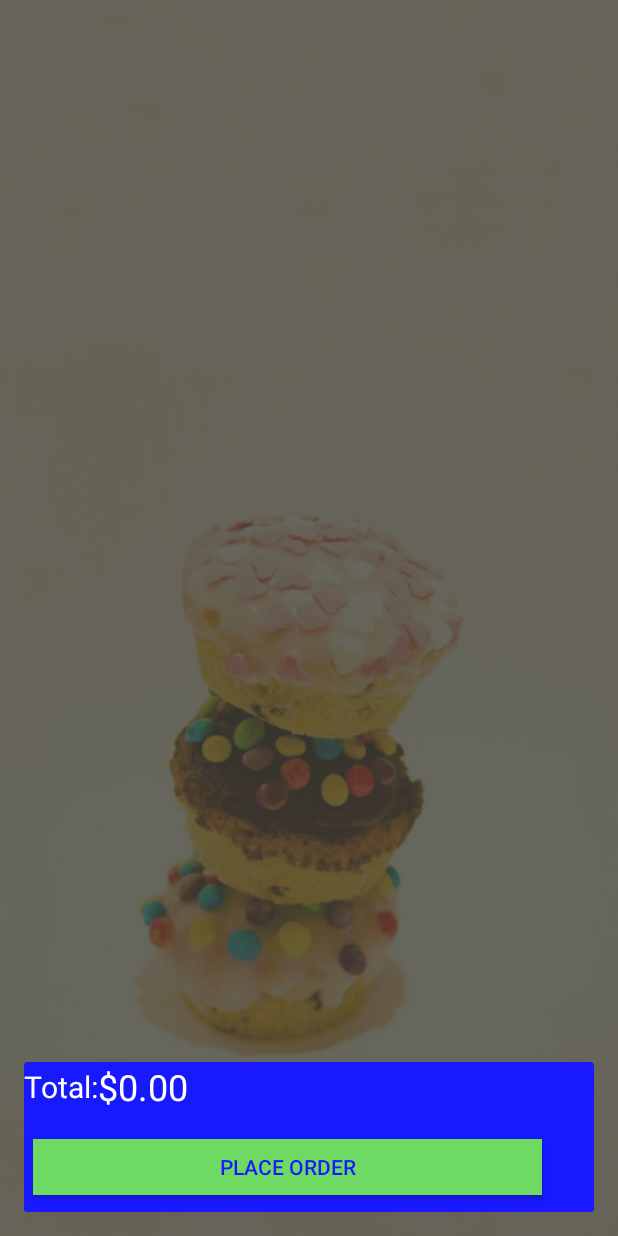
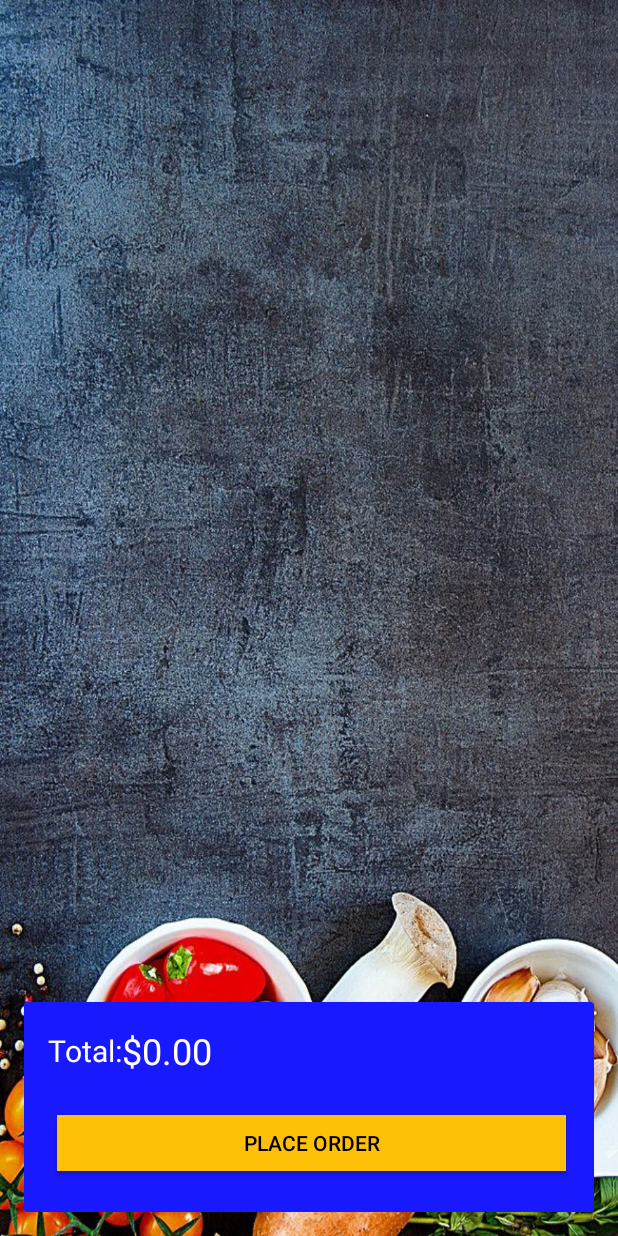
Before and after one commit to tvek/CanteenManagementApp, an Android app: the Cart screen opened directly, with no data from a screen before it, on a phone screen of 412 x 824 dp. Run offline under Robolectric (Android 15) with nearby library versions, the phone set to English and light mode, and no system bars; our stand-ins replace Firebase (no records; nobody signed in at launch, a user with empty details on screens opened directly); libraries missing offline, so code that uses them is left out: com.amulyakhare.textdrawable, com.readystatesoftware.sqliteasset; 3 statements that could not run were skipped.

Commit message:
Background Corrections

```diff
--- a/FoodManagementApp/app/src/main/res/layout/activity_cart.xml
+++ b/FoodManagementApp/app/src/main/res/layout/activity_cart.xml
@@ -4,49 +4,49 @@
     xmlns:tools="http://schemas.android.com/tools"
     android:layout_width="match_parent"
     android:layout_height="match_parent"
-    tools:context=".Cart"
-    android:background="@drawable/my_bg"
+    android:background="@drawable/background_home"
 
-    android:padding="16dp">
+    android:padding="16dp"
+    tools:context=".Cart">
 
     <android.support.v7.widget.RecyclerView
+        android:id="@+id/listCart"
         android:layout_width="match_parent"
         android:layout_height="match_parent"
-        android:id="@+id/listCart"
-        android:background="@android:color/transparent"/>
+        android:background="@android:color/transparent" />
 
     <android.support.v7.widget.CardView
+        android:layout_width="match_parent"
+        android:layout_height="140dp"
         android:layout_alignParentBottom="true"
-            app:cardBackgroundColor="@color/colorPrimary"
-            android:layout_width="match_parent"
-            android:layout_height="100dp">
+        app:cardBackgroundColor="@color/colorPrimary">
 
         <RelativeLayout
             android:layout_width="match_parent"
-                android:layout_height="match_parent">
+            android:layout_height="match_parent"
+            android:padding="@dimen/app_edittext_bottom_margin">
 
             <LinearLayout
                 android:layout_width="wrap_content"
                 android:layout_height="wrap_content"
                 android:layout_marginBottom="8dp"
-                    android:orientation="horizontal"
                 android:gravity="center_vertical"
-                    >
+                android:orientation="horizontal">
 
                 <TextView
+                    android:layout_width="wrap_content"
+                    android:layout_height="wrap_content"
                     android:text="Total:"
-                        android:textSize="20sp"
                     android:textColor="@android:color/white"
-                        android:layout_width="wrap_content"
-                        android:layout_height="wrap_content" />
+                    android:textSize="20sp" />
 
                 <TextView
+                    android:id="@+id/total"
+                    android:layout_width="wrap_content"
+                    android:layout_height="wrap_content"
                     android:text="$10,000"
-                        android:id="@+id/total"
-                        android:textSize="24sp"
                     android:textColor="@android:color/white"
-                        android:layout_width="wrap_content"
-                        android:layout_height="wrap_content" />
+                    android:textSize="24sp" />
 
             </LinearLayout>
 
@@ -54,15 +54,15 @@
                 android:id="@+id/btnPlaceOrder"
                 android:layout_width="339dp"
                 android:layout_height="37dp"
+                android:layout_alignParentStart="true"
+                android:layout_alignParentLeft="true"
                 android:layout_alignParentBottom="true"
-                    android:layout_alignParentLeft="true"
-                    android:layout_alignParentStart="true"
+                android:layout_marginStart="6dp"
+                android:layout_marginLeft="6dp"
                 android:layout_marginBottom="11dp"
-                    android:layout_marginLeft="6dp"
-                    android:layout_marginStart="6dp"
-                    android:background="#6eda64"
+                android:background="@color/colorAccent"
                 android:text="PLACE ORDER"
-                    android:textColor="@color/colorPrimary" />
+                android:textColor="@color/colorAccentText" />
 
 
         </RelativeLayout>
--- a/FoodManagementApp/app/src/main/res/layout/activity_home.xml
+++ b/FoodManagementApp/app/src/main/res/layout/activity_home.xml
@@ -5,8 +5,8 @@
     android:id="@+id/drawer_layout"
     android:layout_width="match_parent"
     android:layout_height="match_parent"
+    android:background="@drawable/background_home"
     android:fitsSystemWindows="true"
-    android:background="@drawable/my_bg"
     tools:openDrawer="start">
 
     <include
@@ -19,11 +19,11 @@
         android:layout_width="wrap_content"
         android:layout_height="match_parent"
         android:layout_gravity="start"
+        android:background="@color/overlayBackground"
         android:fitsSystemWindows="true"
-        android:background="@color/overlayBackground"
+        app:headerLayout="@layout/nav_header_home"
+        app:itemIconTint="@android:color/white"
         app:itemTextColor="@android:color/white"
-        app:itemIconTint="@android:color/white"
-        app:headerLayout="@layout/nav_header_home"
         app:menu="@menu/activity_home_drawer" />
 
 </android.support.v4.widget.DrawerLayout>
```
Also changed, not shown: 9 other files. Lines whose indentation alone changed are shown as unchanged.
